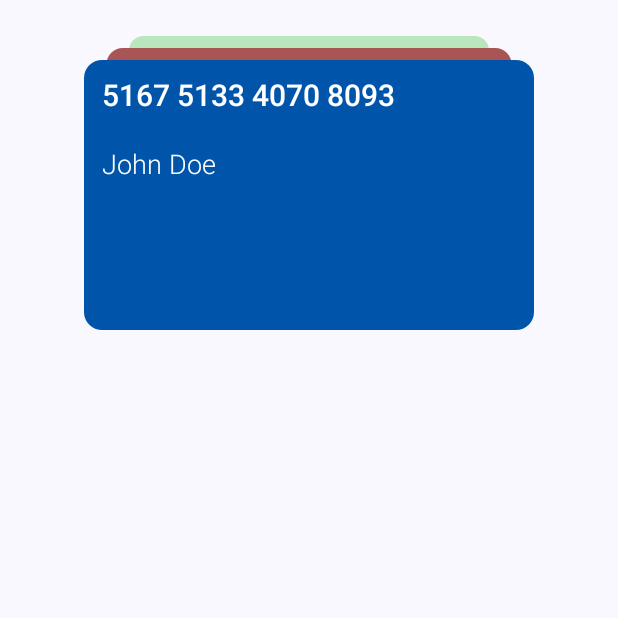
After one commit to akshay2211/compose-world, an Android app built with Jetpack Compose: the composable CardSwap shown on its own in the app's theme, on a phone screen of 412 x 824 dp, the top half of it. The commit adds this screen. Run offline under Robolectric (Android 15) with nearby library versions, the phone set to English and light mode, and no system bars.

Commit message:
+ Card swap

```diff
--- /dev/null
+++ b/app/src/main/java/compose/world/composables/card_swap/CardSwap.kt
@@ -0,0 +1,203 @@
+package compose.world.composables.card_swap
+
+import androidx.compose.animation.core.animateFloatAsState
+import androidx.compose.animation.core.spring
+import androidx.compose.animation.core.tween
+import androidx.compose.foundation.background
+import androidx.compose.foundation.gestures.detectDragGestures
+import androidx.compose.foundation.layout.Box
+import androidx.compose.foundation.layout.Column
+import androidx.compose.foundation.layout.Spacer
+import androidx.compose.foundation.layout.fillMaxSize
+import androidx.compose.foundation.layout.height
+import androidx.compose.foundation.layout.padding
+import androidx.compose.foundation.layout.width
+import androidx.compose.foundation.shape.RoundedCornerShape
+import androidx.compose.material3.Text
+import androidx.compose.runtime.Composable
+import androidx.compose.runtime.getValue
+import androidx.compose.runtime.mutableStateOf
+import androidx.compose.runtime.remember
+import androidx.compose.runtime.setValue
+import androidx.compose.ui.Alignment
+import androidx.compose.ui.Modifier
+import androidx.compose.ui.draw.clip
+import androidx.compose.ui.graphics.Color
+import androidx.compose.ui.graphics.graphicsLayer
+import androidx.compose.ui.input.pointer.pointerInput
+import androidx.compose.ui.platform.LocalConfiguration
+import androidx.compose.ui.tooling.preview.Preview
+import androidx.compose.ui.unit.dp
+import androidx.compose.ui.text.TextStyle
+import androidx.compose.ui.text.font.FontWeight
+import androidx.compose.ui.unit.Dp
+import androidx.compose.ui.unit.sp
+import androidx.compose.ui.zIndex
+import kotlin.math.abs
+
+@Composable
+fun CardSwap() {
+    /* Progress: Stars with 0F, and keeps increasing by 1F after each card swipe */
+    var progress by remember { mutableStateOf(0F) }
+    val animatedProgress by animateFloatAsState(progress, animationSpec = spring())
+    /* FrontCardIndex: As its name suggests, it is the index of the front card */
+    var frontCardIndex by remember { mutableStateOf(0) }
+    /* Similar to front index, but it is the index of the dragged card */
+    var focusedCardIndex by remember { mutableStateOf(0) }
+    // Width of the card & screen, necessary for following calculations.
+    val cardWidth = 300.dp
+    val screenWidth = LocalConfiguration.current.screenWidthDp.dp
+
+    Box(
+        modifier = Modifier
+            .fillMaxSize()
+            .padding(vertical = 40.dp),
+        contentAlignment = Alignment.TopCenter
+    ) {
+
+        /* Add as many card as you wish */
+        val cards = remember {
+            listOf(
+                SwappableCard(color = Color(0xFF0055AA)),
+                SwappableCard(color = Color(0xFFAA5555)),
+                SwappableCard(color = Color(0xFF22BB22),),
+                SwappableCard(color = Color.Red),
+                SwappableCard(color = Color(0xff4c1293)),
+                SwappableCard(color = Color(0xffa9c81c)),
+                SwappableCard(color = Color(0xffb6510a)),
+                SwappableCard(color = Color(0xffb55274)),
+            )
+        }
+
+
+        cards.forEachIndexed { index, card ->
+            val animatedDrag by animateFloatAsState(card.dragAmountX, spring())
+            /* Depth: Shows how further away the card is from dragged card */
+            val depth = index - focusedCardIndex
+            /* Alpha value, which is used to show cards in the back more transparent */
+            val animatedAlpha by animateFloatAsState(targetValue = when {
+                depth == 2 -> 0.3F
+                depth >= 3 -> 0F
+                else -> 1F
+            }, animationSpec = tween(500))
+
+            DemoCard(
+                modifier = Modifier
+                    .zIndex(100F - depth)
+                    .graphicsLayer {
+                        val defaultScale = 1F - (0.1F * index)
+                        /* Card should not scale after swapped, therefore if check */
+                        val isSwapped = index < focusedCardIndex
+                        val scaleIncrement =
+                            if (isSwapped) 0.1F * index
+                            else (0.1F) * animatedProgress
+                        val scale = defaultScale + scaleIncrement
+                        val scaleDownBy = 1F - scale
+                        scaleY = scale
+                        scaleX = scale
+
+                        val extraTranslationByScale = (180 * scaleDownBy).dp.toPx() / 2F
+                        val maxVerticalTranslation = 8.dp * index - (8.dp * animatedProgress)
+                        translationY = -(maxVerticalTranslation.toPx() + extraTranslationByScale)
+                        translationX = animatedDrag
+
+                        alpha = animatedAlpha
+                    }
+                    .pointerInput(Unit) {
+                        detectDragGestures (
+                            onDragEnd = {
+                                val focusedCard = cards.getOrNull(focusedCardIndex) ?: return@detectDragGestures
+                                val isPullingPrevCard = focusedCardIndex != index
+
+                                val threshold = if (isPullingPrevCard) 0.9F else 0.2F
+
+                                if (abs(focusedCard.dragAmountX) / cardWidth.toPx() > threshold) {
+                                    if (focusedCard.dragAmountX > 0F) {
+                                        frontCardIndex = focusedCardIndex - 1
+                                        focusedCard.dragAmountX = ((screenWidth - cardWidth) / 2 + cardWidth).toPx()
+                                    } else {
+                                        frontCardIndex = focusedCardIndex + 1
+                                        focusedCard.dragAmountX = -((screenWidth - cardWidth) / 2 + cardWidth).toPx()
+                                    }
+                                    progress = frontCardIndex.toFloat()
+                                    focusedCardIndex = frontCardIndex
+                                } else {
+                                    focusedCard.dragAmountX = 0F
+                                    progress = focusedCardIndex.toFloat()
+                                }
+                            }
+                        ) { _, dragAmount ->
+                            val focusedCard = cards.getOrNull(focusedCardIndex) ?: return@detectDragGestures
+                            val isPullingPrevCard = focusedCardIndex != index
+
+                            if (dragAmount.x < 0F) {
+                                if (index == cards.lastIndex) return@detectDragGestures
+
+                                focusedCard.dragAmountX += dragAmount.x
+                            } else {
+                                val shouldFocusToPrevCard = focusedCard.dragAmountX >= 0F
+
+                                if (shouldFocusToPrevCard) {
+                                    cards.getOrNull(index - 1)?.let { prevCard->
+                                        prevCard.dragAmountX += dragAmount.x
+                                        focusedCardIndex = index - 1
+                                    }
+                                } else {
+                                    focusedCard.dragAmountX += dragAmount.x
+                                }
+                            }
+
+                            if (isPullingPrevCard) {
+                                progress = -focusedCard.dragAmountX / cardWidth.toPx() + (index - 1)
+                            } else {
+                                progress = -focusedCard.dragAmountX / cardWidth.toPx() + index
+                            }
+                        }
+                    },
+                width = cardWidth,
+                color = card.color
+            )
+        }
+    }
+}
+
+/* Any other detail can be added there */
+class SwappableCard (
+    val color: Color
+) {
+    var dragAmountX by mutableStateOf(0F)
+}
+
+@Composable
+private fun DemoCard(
+    modifier: Modifier = Modifier,
+    width: Dp,
+    color: Color,
+) {
+    Column (
+        modifier = modifier
+            .width(width)
+            .height(180.dp)
+            .clip(RoundedCornerShape(12.dp))
+            .background(color = color)
+            .padding(12.dp)
+    ) {
+        Text(
+            text = "5167 5133 4070 8093",
+            style = TextStyle(fontSize = 20.sp, fontWeight = FontWeight.Medium),
+            color = Color.White,
+        )
+        Spacer(modifier = Modifier.height(24.dp))
+        Text(
+            text = "John Doe",
+            style = TextStyle(fontSize = 18.sp, fontWeight = FontWeight.Light),
+            color = Color.White,
+        )
+    }
+}
+
+@Preview (showBackground = true)
+@Composable
+private fun CardSwapPrev() {
+    CardSwap()
+}
```
Also changed, not shown: app/src/main/java/compose/world/MainActivity.kt (+2 -14 lines), app/src/main/java/compose/world/Tasks.kt (added, +139 -0 lines), app/src/main/java/compose/world/composables/motion_like_screen/MotionLikeScreen.kt (added, +180 -0 lines), app/src/main/java/compose/world/composables/swipe_refresh_lazy_column/SwipeRefreshLazyColumn.kt (added, +130 -0 lines).
